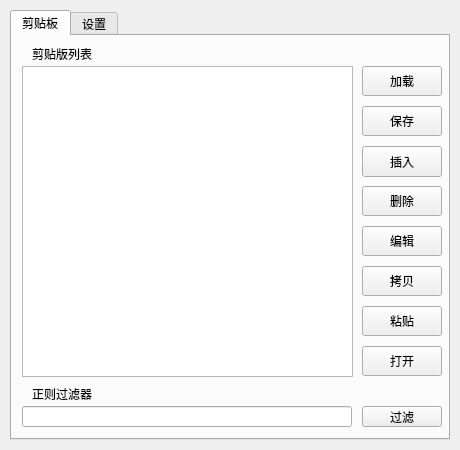
The window that src/mainwindow.ui (engsr6982/ClipBoardQt) describes before a commit, drawn with Qt 5.
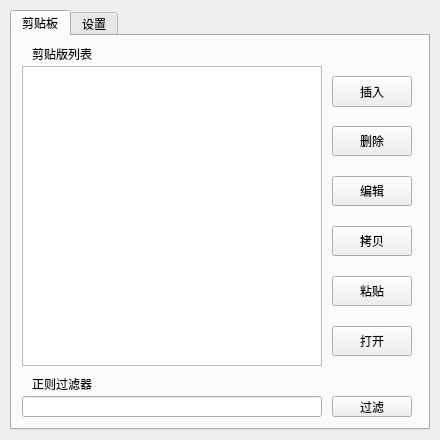
The same window after the commit. The open tabs and pages were chosen to show the change.

```diff
--- a/src/mainwindow.ui
+++ b/src/mainwindow.ui
@@ -6,8 +6,8 @@
    <rect>
     <x>0</x>
     <y>0</y>
-    <width>460</width>
-    <height>450</height>
+    <width>440</width>
+    <height>440</height>
    </rect>
   </property>
   <property name="windowTitle">
@@ -31,8 +31,8 @@
      <rect>
       <x>10</x>
       <y>10</y>
-      <width>440</width>
-      <height>430</height>
+      <width>420</width>
+      <height>420</height>
      </rect>
     </property>
     <property name="currentIndex">
@@ -49,8 +49,8 @@
       <property name="geometry">
        <rect>
         <x>10</x>
-        <y>370</y>
-        <width>330</width>
+        <y>360</y>
+        <width>300</width>
         <height>21</height>
        </rect>
       </property>
@@ -60,8 +60,8 @@
        <rect>
         <x>10</x>
         <y>30</y>
-        <width>331</width>
-        <height>311</height>
+        <width>300</width>
+        <height>300</height>
        </rect>
       </property>
      </widget>
@@ -82,7 +82,7 @@
       <property name="geometry">
        <rect>
         <x>20</x>
-        <y>350</y>
+        <y>340</y>
         <width>171</width>
         <height>16</height>
        </rect>
@@ -94,8 +94,8 @@
      <widget class="QPushButton" name="mFilterButton">
       <property name="geometry">
        <rect>
-        <x>350</x>
-        <y>370</y>
+        <x>320</x>
+        <y>360</y>
         <width>80</width>
         <height>21</height>
        </rect>
@@ -107,8 +107,8 @@
      <widget class="QPushButton" name="mDeleteButton">
       <property name="geometry">
        <rect>
-        <x>350</x>
-        <y>150</y>
+        <x>320</x>
+        <y>90</y>
         <width>80</width>
         <height>30</height>
        </rect>
@@ -120,8 +120,8 @@
      <widget class="QPushButton" name="mAddButton">
       <property name="geometry">
        <rect>
-        <x>350</x>
-        <y>110</y>
+        <x>320</x>
+        <y>40</y>
         <width>80</width>
         <height>31</height>
        </rect>
@@ -130,24 +130,11 @@
        <string>插入</string>
       </property>
      </widget>
-     <widget class="QPushButton" name="mLoadDataButton">
-      <property name="geometry">
-       <rect>
-        <x>350</x>
-        <y>30</y>
-        <width>80</width>
-        <height>30</height>
-       </rect>
-      </property>
-      <property name="text">
-       <string>加载</string>
-      </property>
-     </widget>
      <widget class="QPushButton" name="mOpenButton">
       <property name="geometry">
        <rect>
-        <x>350</x>
-        <y>310</y>
+        <x>320</x>
+        <y>290</y>
         <width>80</width>
         <height>30</height>
        </rect>
@@ -159,8 +146,8 @@
      <widget class="QPushButton" name="mCopyButton">
       <property name="geometry">
        <rect>
-        <x>350</x>
-        <y>230</y>
+        <x>320</x>
+        <y>190</y>
         <width>80</width>
         <height>30</height>
        </rect>
@@ -172,8 +159,8 @@
      <widget class="QPushButton" name="mEditButton">
       <property name="geometry">
        <rect>
-        <x>350</x>
-        <y>190</y>
+        <x>320</x>
+        <y>140</y>
         <width>80</width>
         <height>30</height>
        </rect>
@@ -182,24 +169,11 @@
        <string>编辑</string>
       </property>
      </widget>
-     <widget class="QPushButton" name="mSaveButton">
-      <property name="geometry">
-       <rect>
-        <x>350</x>
-        <y>70</y>
-        <width>80</width>
-        <height>30</height>
-       </rect>
-      </property>
-      <property name="text">
-       <string>保存</string>
-      </property>
-     </widget>
      <widget class="QPushButton" name="mPasteButton">
       <property name="geometry">
        <rect>
-        <x>350</x>
-        <y>270</y>
+        <x>320</x>
+        <y>240</y>
         <width>80</width>
         <height>30</height>
        </rect>
```
Left out of the diff: 14 changed lines with no effect on the pictures.
